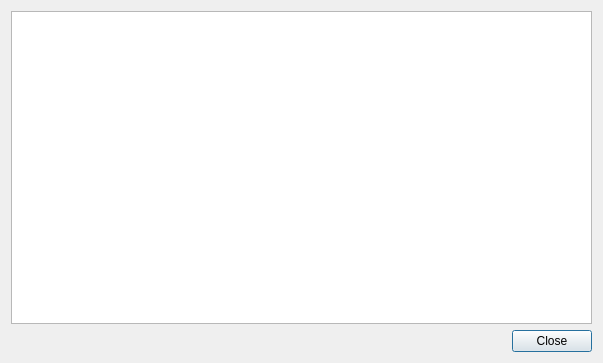
This is PSIArchiver/logbrowser.ui in paulscherrerinstitute/scicat-qt as Qt 5 draws it before an edit. The edited form follows.
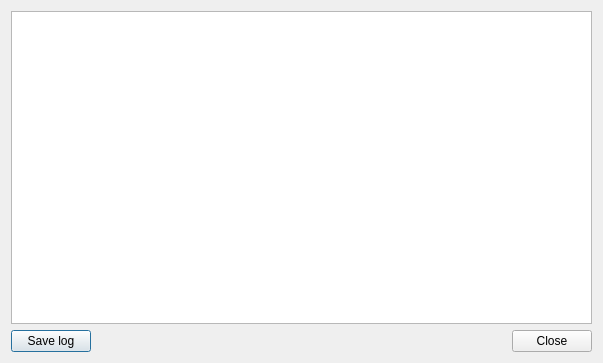
This is the edited form.

Patch:
```diff
--- a/PSIArchiver/logbrowser.ui
+++ b/PSIArchiver/logbrowser.ui
@@ -21,6 +21,13 @@
      </item>
      <item>
       <layout class="QHBoxLayout" name="horizontalLayout">
+       <item>
+        <widget class="QPushButton" name="pushButtonSaveLog">
+         <property name="text">
+          <string>Save log</string>
+         </property>
+        </widget>
+       </item>
        <item>
         <spacer name="horizontalSpacer">
          <property name="orientation">
```
